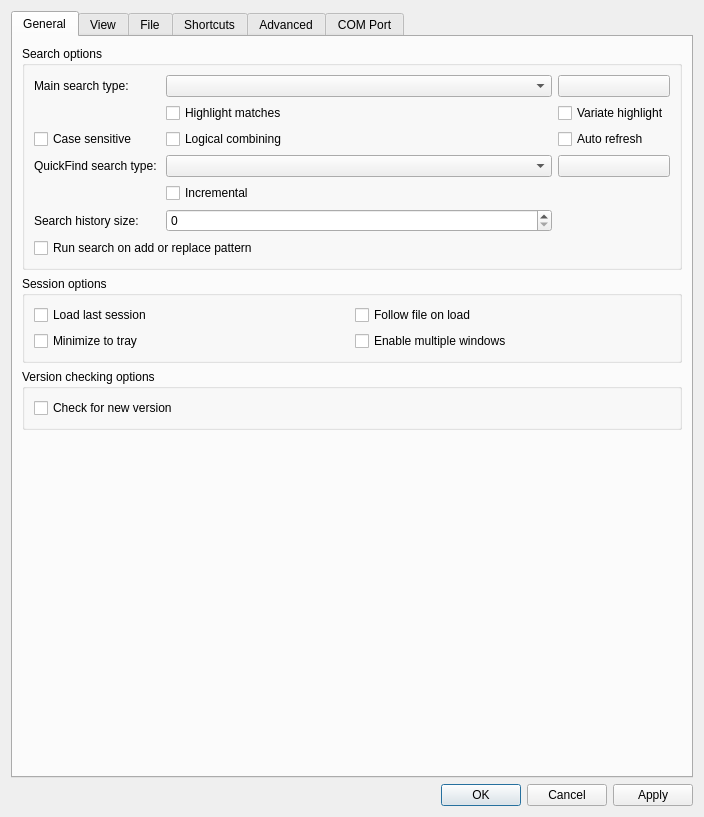
Old version of the form src/ui/include/optionsdialog.ui in the repository dm17ryk/klogg.
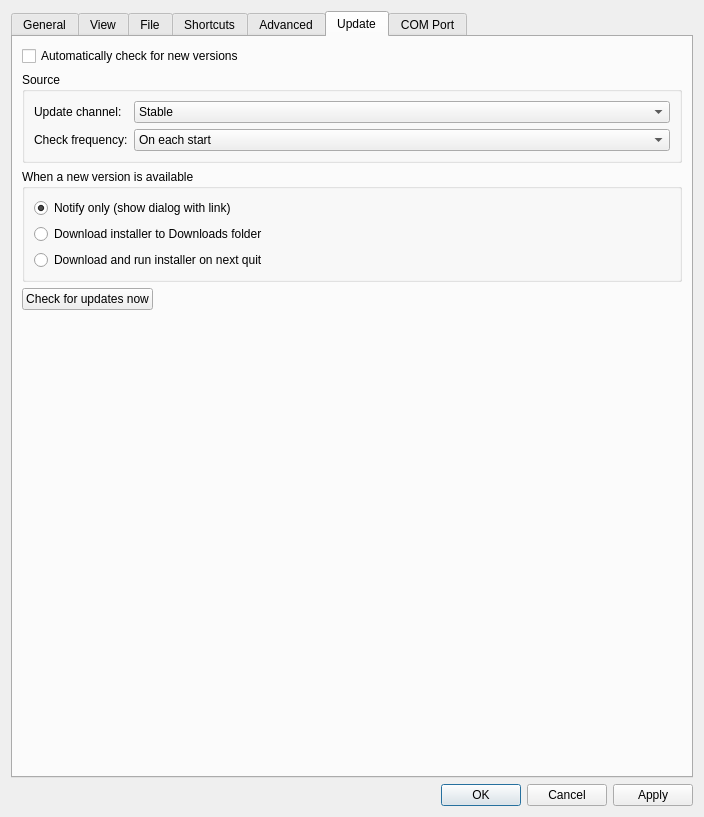
New version of the form. The open tabs and pages were chosen to show the change.

```diff
--- a/src/ui/include/optionsdialog.ui
+++ b/src/ui/include/optionsdialog.ui
@@ -203,22 +203,6 @@
          </layout>
         </widget>
        </item>
-       <item>
-        <widget class="QGroupBox" name="versionCheckingBox">
-         <property name="title">
-          <string>Version checking options</string>
-         </property>
-         <layout class="QVBoxLayout" name="verticalLayout_7">
-          <item>
-           <widget class="QCheckBox" name="checkForNewVersionCheckBox">
-            <property name="text">
-             <string>Check for new version</string>
-            </property>
-           </widget>
-          </item>
-         </layout>
-        </widget>
-       </item>
        <item>
         <spacer name="verticalSpacer">
          <property name="orientation">
@@ -934,6 +918,151 @@
        </item>
       </layout>
      </widget>
+     <widget class="QWidget" name="updateTab">
+      <attribute name="title">
+       <string>Update</string>
+      </attribute>
+      <layout class="QVBoxLayout" name="verticalLayout_update">
+       <item>
+        <widget class="QCheckBox" name="checkForNewVersionCheckBox">
+         <property name="text">
+          <string>Automatically check for new versions</string>
+         </property>
+        </widget>
+       </item>
+       <item>
+        <widget class="QGroupBox" name="updateSourceBox">
+         <property name="title">
+          <string>Source</string>
+         </property>
+         <layout class="QFormLayout" name="formLayout_update_source">
+          <item row="0" column="0">
+           <widget class="QLabel" name="label_update_channel">
+            <property name="text">
+             <string>Update channel:</string>
+            </property>
+           </widget>
+          </item>
+          <item row="0" column="1">
+           <widget class="QComboBox" name="updateChannelBox">
+            <item>
+             <property name="text">
+              <string>Stable</string>
+             </property>
+            </item>
+            <item>
+             <property name="text">
+              <string>CI (latest)</string>
+             </property>
+            </item>
+           </widget>
+          </item>
+          <item row="1" column="0">
+           <widget class="QLabel" name="label_update_frequency">
+            <property name="text">
+             <string>Check frequency:</string>
+            </property>
+           </widget>
+          </item>
+          <item row="1" column="1">
+           <widget class="QComboBox" name="updateFrequencyBox">
+            <item>
+             <property name="text">
+              <string>On each start</string>
+             </property>
+            </item>
+            <item>
+             <property name="text">
+              <string>Daily</string>
+             </property>
+            </item>
+            <item>
+             <property name="text">
+              <string>Weekly</string>
+             </property>
+            </item>
+            <item>
+             <property name="text">
+              <string>Monthly</string>
+             </property>
+            </item>
+           </widget>
+          </item>
+         </layout>
+        </widget>
+       </item>
+       <item>
+        <widget class="QGroupBox" name="updateActionBox">
+         <property name="title">
+          <string>When a new version is available</string>
+         </property>
+         <layout class="QVBoxLayout" name="verticalLayout_update_action">
+          <item>
+           <widget class="QRadioButton" name="updateActionNotifyRadio">
+            <property name="text">
+             <string>Notify only (show dialog with link)</string>
+            </property>
+            <property name="checked">
+             <bool>true</bool>
+            </property>
+           </widget>
+          </item>
+          <item>
+           <widget class="QRadioButton" name="updateActionDownloadRadio">
+            <property name="text">
+             <string>Download installer to Downloads folder</string>
+            </property>
+           </widget>
+          </item>
+          <item>
+           <widget class="QRadioButton" name="updateActionInstallRadio">
+            <property name="text">
+             <string>Download and run installer on next quit</string>
+            </property>
+           </widget>
+          </item>
+         </layout>
+        </widget>
+       </item>
+       <item>
+        <layout class="QHBoxLayout" name="horizontalLayout_check_now">
+         <item>
+          <widget class="QPushButton" name="checkNowButton">
+           <property name="text">
+            <string>Check for updates now</string>
+           </property>
+          </widget>
+         </item>
+         <item>
+          <spacer name="horizontalSpacer_check_now">
+           <property name="orientation">
+            <enum>Qt::Horizontal</enum>
+           </property>
+           <property name="sizeHint" stdset="0">
+            <size>
+             <width>40</width>
+             <height>20</height>
+            </size>
+           </property>
+          </spacer>
+         </item>
+        </layout>
+       </item>
+       <item>
+        <spacer name="verticalSpacer_update">
+         <property name="orientation">
+          <enum>Qt::Vertical</enum>
+         </property>
+         <property name="sizeHint" stdset="0">
+          <size>
+           <width>20</width>
+           <height>0</height>
+          </size>
+         </property>
+        </spacer>
+       </item>
+      </layout>
+     </widget>
      <widget class="QWidget" name="comTab">
       <attribute name="title">
        <string>COM Port</string>
```
